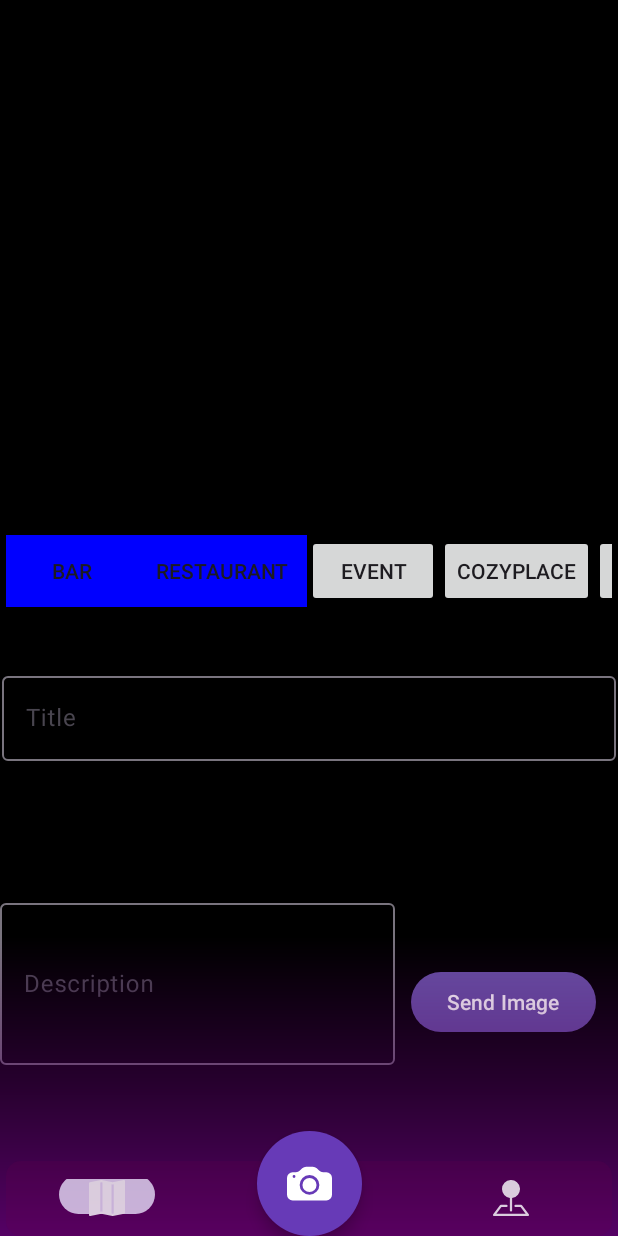
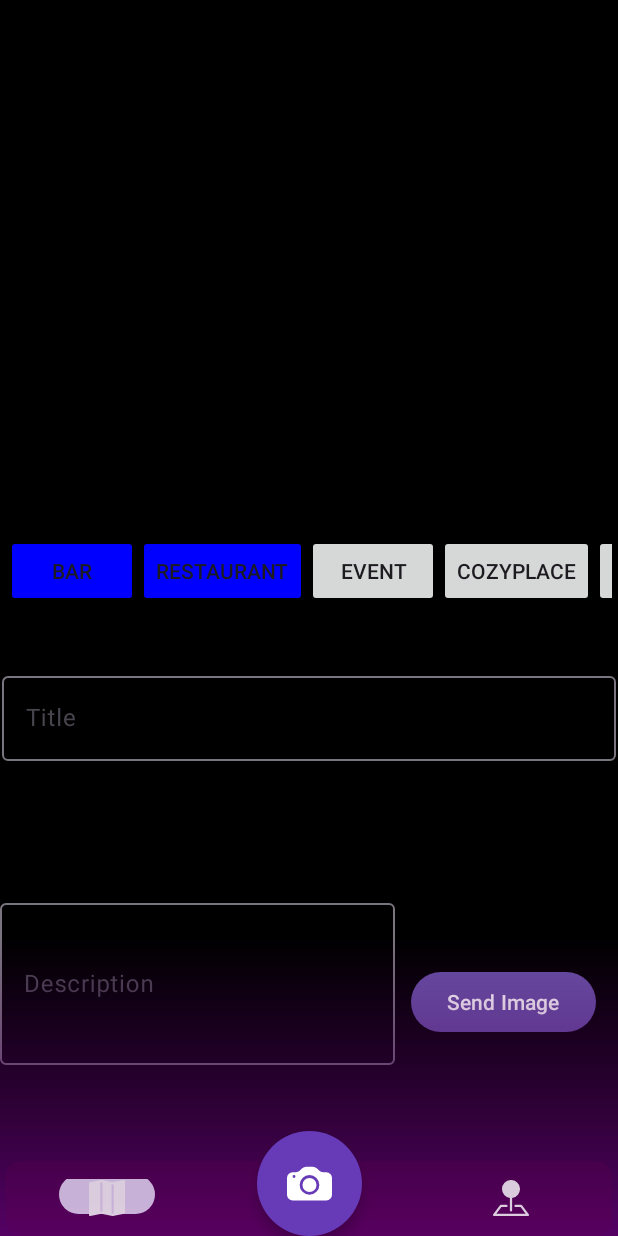
Before and after one commit to JacobSalvi/LocumVisium, an Android app: the fragment PicturePreview placed in its activity, after a tap on "RESTAURANT", on a phone screen of 412 x 824 dp. Run offline under Robolectric (Android 15) with nearby library versions, the phone set to English and light mode, and no system bars; 4 statements that could not run were skipped; 1 other tap on this screen came first.

Commit message:
Clean up.

```diff
--- a/app/src/main/java/com/example/mwcproject/fragments/PicturePreview.java
+++ b/app/src/main/java/com/example/mwcproject/fragments/PicturePreview.java
@@ -1,6 +1,7 @@
 package com.example.mwcproject.fragments;
 
 import android.content.Context;
+import android.content.res.ColorStateList;
 import android.graphics.Bitmap;
 import android.graphics.BitmapFactory;
 import android.graphics.Color;
@@ -11,11 +12,9 @@ import android.view.LayoutInflater;
 import android.view.View;
 import android.view.ViewGroup;
 import android.widget.Button;
-import android.widget.EditText;
 import android.widget.HorizontalScrollView;
 import android.widget.ImageView;
 import android.widget.LinearLayout;
-import android.widget.TextView;
 import android.widget.Toast;
 
 import androidx.annotation.NonNull;
@@ -41,35 +40,15 @@ public class PicturePreview extends Fragment {
 
     private PicturePreviewFragmentBinding binding;
     private Bitmap imageBitmap;
+
+    private List<String> chosenTags= new ArrayList<>();
     public View onCreateView(@NonNull LayoutInflater inflater,
                              ViewGroup container, Bundle savedInstanceState) {
 
         binding = PicturePreviewFragmentBinding.inflate(inflater, container, false);
         TextInputEditText et = binding.getRoot().findViewById(R.id.description);
 
-        HorizontalScrollView tagsContainer = binding.getRoot().findViewById(R.id.tagsContainer);
-        LinearLayout ll = new LinearLayout(this.getContext());
-        tagsContainer.addView(ll);
-
-        List<String> availableTags = Arrays.asList("Bar", "Restaurant", "Event", "CozyPlace","Park");
-        ArrayList<String> tags = new ArrayList<>();
-
-        TextInputEditText inputTitle = binding.getRoot().findViewById(R.id.titleInput);
-
-        for(String availableTag:  availableTags){
-            Button b = new Button(this.getContext());
-            b.setOnClickListener((view)->{
-                if(!tags.contains(availableTag)){
-                    tags.add(availableTag);
-                    view.setBackgroundColor(Color.BLUE);
-                }else{
-                    tags.remove(availableTag);
-                    view.setBackgroundColor(Color.GRAY);
-                }
-            });
-            b.setText(availableTag);
-            ll.addView(b);
-        }
+        createTags();
 
         Context ctx = getContext();
         Callback callback = new Callback() {
@@ -94,11 +73,11 @@ public class PicturePreview extends Fragment {
             }
         };
 
+        TextInputEditText inputTitle = binding.getRoot().findViewById(R.id.titleInput);
         binding.sendButton.setOnClickListener((view)->{
             String desc = et.getText().toString();
             String title = inputTitle.getText().toString();
-            System.out.println(title);
-            RequestsHandler.sendImage(imageBitmap, desc, tags ,callback, ctx);
+            RequestsHandler.sendImage(imageBitmap, title, desc, chosenTags ,callback, ctx);
             Fragment parent = getParentFragmentManager().findFragmentById(R.id.fragment_camera);
             getParentFragmentManager().beginTransaction().remove(parent).remove(this).commit();
         });
@@ -107,7 +86,27 @@ public class PicturePreview extends Fragment {
         return binding.getRoot();
     }
 
+    private void createTags(){HorizontalScrollView tagsContainer = binding.getRoot().findViewById(R.id.tagsContainer);
+        LinearLayout ll = new LinearLayout(this.getContext());
+        tagsContainer.addView(ll);
 
+        List<String> availableTags = Arrays.asList("Bar", "Restaurant", "Event", "CozyPlace","Park");
+
+        for(String availableTag:  availableTags){
+            Button b = new Button(this.getContext());
+            b.setOnClickListener((view)->{
+                if(!chosenTags.contains(availableTag)){
+                    chosenTags.add(availableTag);
+                    b.setBackgroundTintList(ColorStateList.valueOf(Color.BLUE));
+                }else{
+                    chosenTags.remove(availableTag);
+                    b.setBackgroundTintList(ColorStateList.valueOf(Color.GRAY));
+                }
+            });
+            b.setText(availableTag);
+            ll.addView(b);
+        }
+    }
 
     public Bitmap StringToBitMap(String encodedString){
         try {
--- a/app/src/main/java/com/example/mwcproject/requests/RequestsHandler.java
+++ b/app/src/main/java/com/example/mwcproject/requests/RequestsHandler.java
@@ -102,7 +102,9 @@ public class RequestsHandler {
         return bitmap;
     }
 
-    static public void sendImage(Bitmap bitmapImage, String description,
+    static public void sendImage(Bitmap bitmapImage,
+                                 String title,
+                                 String description,
                                  List<String> tags,
                                  Callback callback, Context context) {
         OkHttpClient client = new OkHttpClient().newBuilder()
@@ -113,6 +115,7 @@ public class RequestsHandler {
         String encoded = Base64.encodeToString(bytes, Base64.DEFAULT);
         RequestBody body = new MultipartBody.Builder().setType(MultipartBody.FORM)
                 .addFormDataPart("picture", encoded)
+                .addFormDataPart("title", title)
                 .addFormDataPart("text", description)
                 .addFormDataPart("longitude", "10.01")
                 .addFormDataPart("latitude", "15")
--- a/app/src/main/res/layout/picture_preview_fragment.xml
+++ b/app/src/main/res/layout/picture_preview_fragment.xml
@@ -27,6 +27,7 @@
                 app:layout_constraintVertical_bias="0.84000003">
 
                 <com.google.android.material.textfield.TextInputEditText
+                    android:textColor="@color/md_theme_light_onPrimary"
                     android:id="@+id/description"
                     android:layout_width="263dp"
                     android:layout_height="108dp"
@@ -51,6 +52,7 @@
                 app:layout_constraintTop_toTopOf="parent">
 
                 <com.google.android.material.textfield.TextInputEditText
+                    android:textColor="@color/md_theme_light_onPrimary"
                     android:id="@+id/titleInput"
                     android:layout_width="match_parent"
                     android:layout_height="wrap_content"
```
